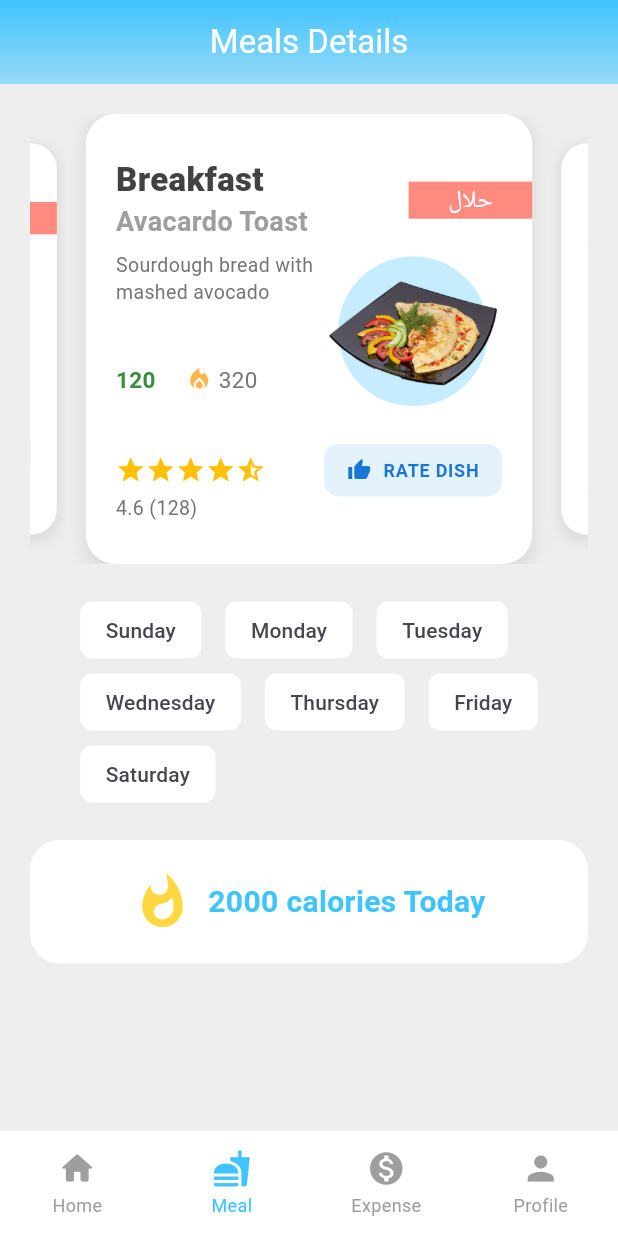
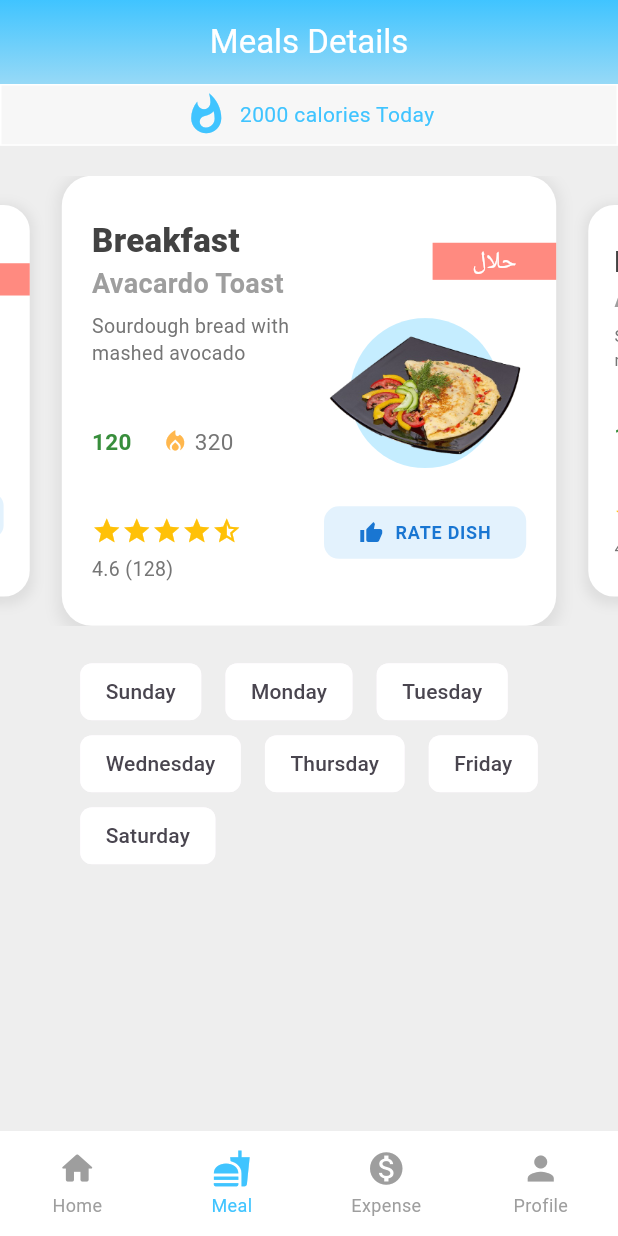
Before and after one commit to Danish9111/mess, a Flutter app: the screen it shows once a user with an empty profile is signed in, item 2 of the bottom bar chosen, on a phone screen of 412 x 824 dp. Run offline on Flutter 3.47's test engine with Material 3 defaults, Android fonts, the phone set to English and light mode, and no system bars; drawn by our look-alikes of carousel_slider, persistent_bottom_nav_bar; our stand-ins replace cloud_firestore, firebase_auth, firebase_core, flutter_rating_bar, flutter_riverpod, google_fonts and 3 more; accounts and stored records are empty; Roboto replaces fonts that are missing (NotoNastaliqUrdu).

Commit message:
customized main_main.dart v3

```diff
--- a/lib/screens/meal_screen/main_meal.dart
+++ b/lib/screens/meal_screen/main_meal.dart
@@ -46,12 +46,14 @@ class _MealScreenState extends State<MealScreen> {
       body: SingleChildScrollView(
         clipBehavior: Clip.none,
         child: Padding(
-          padding: const EdgeInsets.all(20),
+          padding: const EdgeInsets.all(0),
           child: Column(
             crossAxisAlignment: CrossAxisAlignment.center,
             children: [
-              // 🔹 Day Selector (Chips)
-
+              caloriCounter(screenHeight, screenWidth),
+              const SizedBox(
+                height: 20,
+              ),
               // 🔹 Carousel
               CarouselSlider(
                 items: const [
@@ -121,8 +123,6 @@ class _MealScreenState extends State<MealScreen> {
                   );
                 }).toList(),
               ),
-              const SizedBox(height: 20),
-              caloriCounter(screenHeight, screenWidth),
             ],
           ),
         ),
@@ -135,27 +135,32 @@ Widget caloriCounter(double screenHeight, double screenWidth) {
   return Container(
     alignment: Alignment.center,
     child: Container(
-        height: screenHeight * .1,
+        height: screenHeight * .05,
         width: double.infinity,
         decoration: BoxDecoration(
-          color: Colors.white,
+          // gradient: const LinearGradient(
+          //   colors: [Color(0xFF2196F3), Color(0xFF64B5F6)],
+          //   begin: Alignment.topLeft,
+          //   end: Alignment.bottomRight,
+          // ),
+          color: Colors.white.applyOpacity(.5),
           border: Border.all(color: Colors.white, width: 1),
-          borderRadius: BorderRadius.circular(20),
+          // borderRadius: BorderRadius.circular(20),
         ),
         child: const Row(
           mainAxisAlignment: MainAxisAlignment.center,
           children: [
             Icon(
               Icons.whatshot,
-              size: 40,
-              color: Colors.amberAccent,
+              size: 30,
+              color: Colors.lightBlueAccent,
             ),
             Text(
               '  2000 calories Today',
               style: TextStyle(
                 color: Colors.lightBlueAccent,
-                fontSize: 20,
-                fontWeight: FontWeight.bold,
+                // fontSize: 20,
+                // fontWeight: FontWeight.bold,
               ),
             ),
           ],
```
